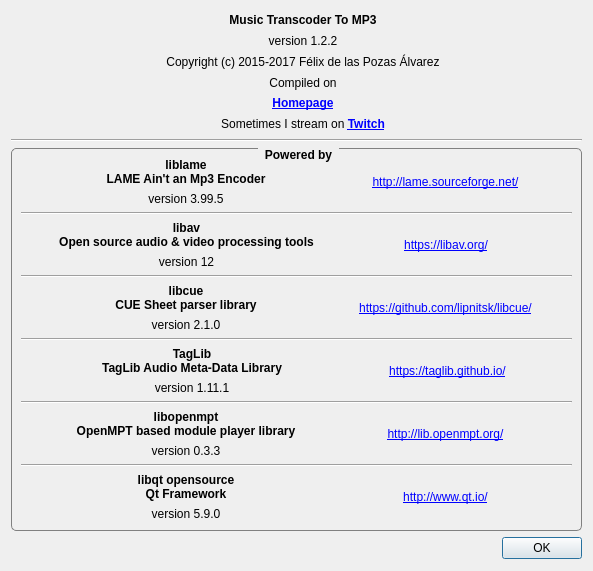
First picture: the form in AboutDialog.ui, repository FelixdelasPozas/transcodertomp3, before the edit.
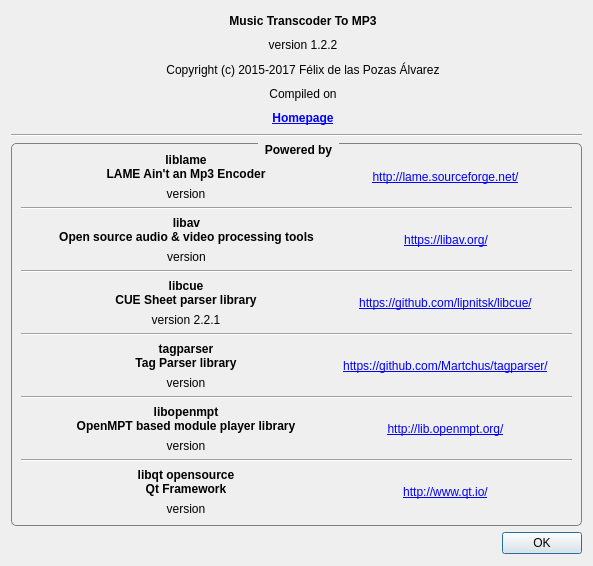
Second picture: the form after the edit. Icons and pictures are not drawn.

Commit message: Version 1.3.0 - Updated libcue to version 2.2.1 - Replaced Taglib for Tagparser library for parsing media metadata. - Flush file buffers for modified files so playlist creator doesn't fail   when accessing them to get file length.

```diff
--- a/AboutDialog.ui
+++ b/AboutDialog.ui
@@ -7,19 +7,19 @@
     <x>0</x>
     <y>0</y>
     <width>593</width>
-    <height>571</height>
+    <height>566</height>
    </rect>
   </property>
   <property name="minimumSize">
    <size>
     <width>593</width>
-    <height>571</height>
+    <height>566</height>
    </size>
   </property>
   <property name="maximumSize">
    <size>
     <width>593</width>
-    <height>571</height>
+    <height>566</height>
    </size>
   </property>
   <property name="windowTitle">
@@ -139,19 +139,6 @@
            </property>
           </widget>
          </item>
-         <item>
-          <widget class="QLabel" name="label_29">
-           <property name="text">
-            <string>Sometimes I stream on &lt;b&gt;&lt;a href=https://www.twitch.tv/felixathome&gt;Twitch&lt;/a&gt;&lt;/b&gt;</string>
-           </property>
-           <property name="alignment">
-            <set>Qt::AlignCenter</set>
-           </property>
-           <property name="openExternalLinks">
-            <bool>true</bool>
-           </property>
-          </widget>
-         </item>
         </layout>
        </item>
        <item>
@@ -256,7 +243,7 @@
             <item>
              <widget class="QLabel" name="m_lameVersion">
               <property name="text">
-               <string>version 3.99.5</string>
+               <string>version</string>
               </property>
               <property name="alignment">
                <set>Qt::AlignCenter</set>
@@ -339,7 +326,7 @@
             <item>
              <widget class="QLabel" name="m_libavVersion">
               <property name="text">
-               <string>version 12</string>
+               <string>version</string>
               </property>
               <property name="alignment">
                <set>Qt::AlignCenter</set>
@@ -410,7 +397,7 @@
             <item>
              <widget class="QLabel" name="m_libcueVersion">
               <property name="text">
-               <string>version 2.1.0</string>
+               <string>version 2.2.1</string>
               </property>
               <property name="alignment">
                <set>Qt::AlignCenter</set>
@@ -422,7 +409,7 @@
           <item>
            <widget class="QLabel" name="label_17">
             <property name="text">
-             <string>&lt;a href=&quot;http://sourceforge.net/projects/libcue/&quot;&gt;https://github.com/lipnitsk/libcue/&lt;/a&gt;</string>
+             <string>&lt;a href=&quot;https://github.com/lipnitsk/libcue/&quot;&gt;https://github.com/lipnitsk/libcue/&lt;/a&gt;</string>
             </property>
             <property name="alignment">
              <set>Qt::AlignCenter</set>
@@ -447,7 +434,7 @@
            <widget class="QLabel" name="label_18">
             <property name="maximumSize">
              <size>
-              <width>40</width>
+              <width>32</width>
               <height>32</height>
              </size>
             </property>
@@ -476,8 +463,8 @@
                </font>
               </property>
               <property name="text">
-               <string>TagLib
-TagLib Audio Meta-Data Library</string>
+               <string>tagparser
+Tag Parser library</string>
               </property>
               <property name="alignment">
                <set>Qt::AlignCenter</set>
@@ -487,7 +474,7 @@
             <item>
              <widget class="QLabel" name="m_taglibVersion">
               <property name="text">
-               <string>version 1.11.1</string>
+               <string>version</string>
               </property>
               <property name="alignment">
                <set>Qt::AlignCenter</set>
@@ -499,7 +486,7 @@
           <item>
            <widget class="QLabel" name="label_19">
             <property name="text">
-             <string>&lt;a href=&quot;https://taglib.github.io/&quot;&gt;https://taglib.github.io/&lt;/a&gt;</string>
+             <string>&lt;a href=&quot;https://github.com/Martchus/tagparser/&quot;&gt;https://github.com/Martchus/tagparser/&lt;/a&gt;</string>
             </property>
             <property name="alignment">
              <set>Qt::AlignCenter</set>
@@ -555,7 +542,7 @@
             <item>
              <widget class="QLabel" name="m_openmptVersion">
               <property name="text">
-               <string>version 0.3.3</string>
+               <string>version</string>
               </property>
               <property name="alignment">
                <set>Qt::AlignCenter</set>
@@ -632,7 +619,7 @@
             <item>
              <widget class="QLabel" name="m_qtVersion">
               <property name="text">
-               <string>version 5.9.0</string>
+               <string>version</string>
               </property>
               <property name="alignment">
                <set>Qt::AlignCenter</set>
```
Left out of the diff: 5 changed lines with no effect on the pictures. The commit also changes 14 other files.
